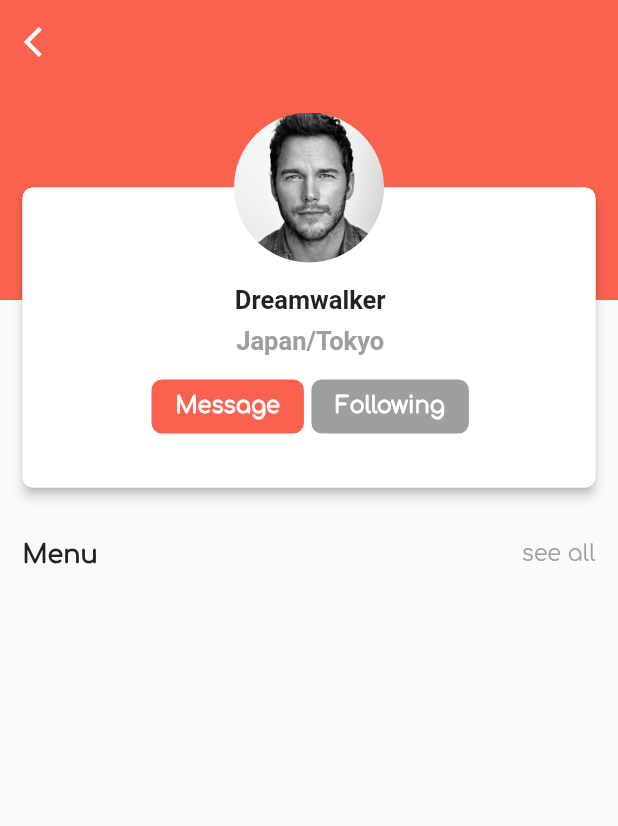
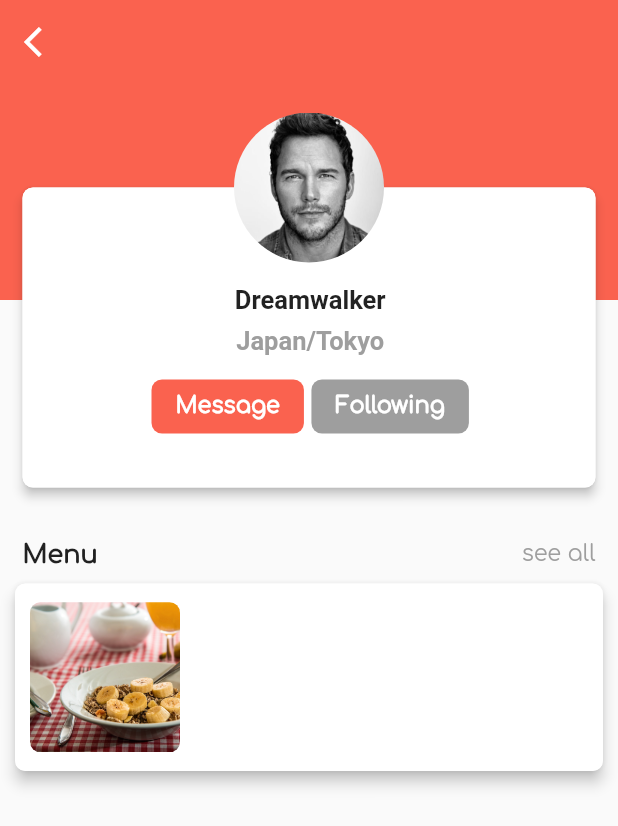
Before and after one commit to JAICHANGPARK/flutter_chef_profile, a Flutter app: the screen it shows after launch, on a phone screen of 412 x 824 dp. Shown: the top 826 px of the screen. Run offline on Flutter 3.47's test engine with Material 2 defaults, Android fonts, the phone set to English and light mode, and no system bars.

Commit message:
Update main.dart

```diff
--- a/lib/main.dart
+++ b/lib/main.dart
@@ -167,9 +167,57 @@ class _MyHomePageState extends State<MyHomePage> {
                 )
               ],
             ),
+          ),
+
+          // 카드 뷰
+
+          SizedBox(height: 10.0,),
+
+          Column(
+            children: <Widget>[
+
+              menuCard('Berry banana milkshake', 'assets/bananabreak.jpg', 'Breakfast', 4, 2.8, 1.2),
+
+            ],
           )
+
         ],
       ),
     );
   }
+
+  Widget menuCard(String title, String imgPath, String type, int rating, double views, double likse){
+    return Padding(
+      padding: EdgeInsets.only(left: 10.0, right: 10.0),
+      child: Material(
+        borderRadius: BorderRadius.circular(7.0),
+        elevation: 4.0,
+        child: Container(
+          height: 125.0,
+          width: double.infinity,
+          decoration: BoxDecoration(
+            borderRadius: BorderRadius.circular(7.0),
+            color: Colors.white,
+          ),
+
+          child: Row(
+            children: <Widget>[
+              //이미지간 간격
+              SizedBox(width: 10.0,),
+
+              Container(
+                height: 100.0,
+                width: 100.0,
+                decoration: BoxDecoration(
+                  image: DecorationImage(image: AssetImage(imgPath), fit: BoxFit.cover),
+                  borderRadius: BorderRadius.circular(7.0)
+                ),
+              )
+            ],
+          ),
+
+        ),
+      ),
+    );
+  }
 }
```
